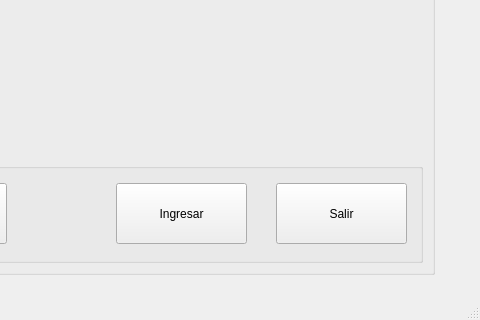
First picture: the form in ProyectoMetodosNumericos/Ventanas/login.ui, repository jimmybanegas/ProyectoMetodosNumericos, before the edit; both pictures show x 146 to 626 and y 286 to 606 of the 626 by 606 pixel window.
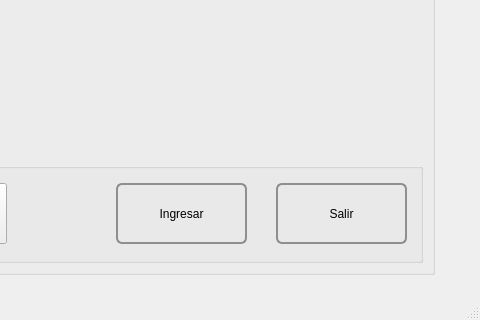
Second picture: the form after the edit. Icons and pictures are not drawn.

Patch:
```diff
--- a/ProyectoMetodosNumericos/Ventanas/login.ui
+++ b/ProyectoMetodosNumericos/Ventanas/login.ui
@@ -110,6 +110,15 @@
           <height>61</height>
          </rect>
         </property>
+        <property name="styleSheet">
+         <string notr="true">
+     border: 2px solid #8f8f91;
+     border-radius: 6px;
+     background-color: qlineargradient(x1: 0, y1: 0, x2: 0, y2: 1,
+                                       stop: 0 #f6f7fa, stop: 1 #dadbde);
+     min-width: 80px;
+ </string>
+        </property>
         <property name="text">
          <string>Salir</string>
         </property>
@@ -149,6 +158,15 @@
         <property name="toolTip">
          <string>&lt;html&gt;&lt;head/&gt;&lt;body&gt;&lt;p&gt;Installa aggiornamento&lt;/p&gt;&lt;/body&gt;&lt;/html&gt;</string>
         </property>
+        <property name="styleSheet">
+         <string notr="true">
+     border: 2px solid #8f8f91;
+     border-radius: 6px;
+     background-color: qlineargradient(x1: 0, y1: 0, x2: 0, y2: 1,
+                                       stop: 0 #f6f7fa, stop: 1 #dadbde);
+     min-width: 80px;
+ </string>
+        </property>
         <property name="text">
          <string>Ingresar</string>
         </property>
```
Left out of the diff: 3 changed lines with no effect on the pictures.
